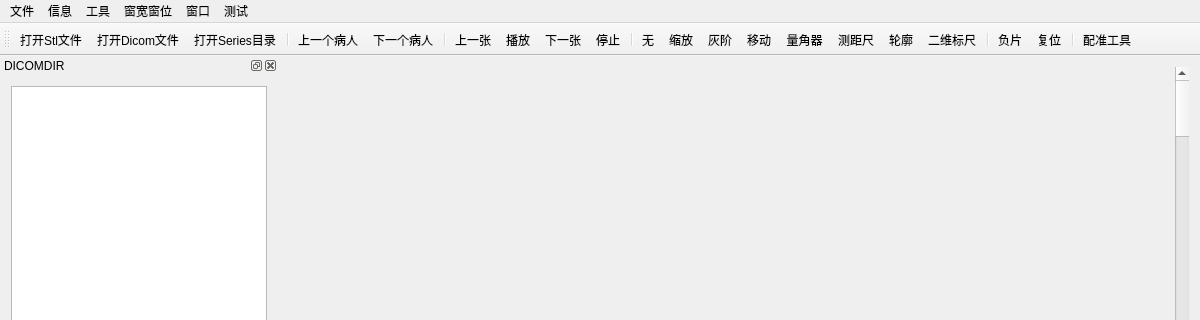
Above: QvtkDicomViewer/QvtkDicomViewer.ui from xinala1122/LiverAnaysis before the change; both pictures show x 0 to 1200 and y 0 to 320 of the 1200 by 738 pixel window. Below: the same form after it.
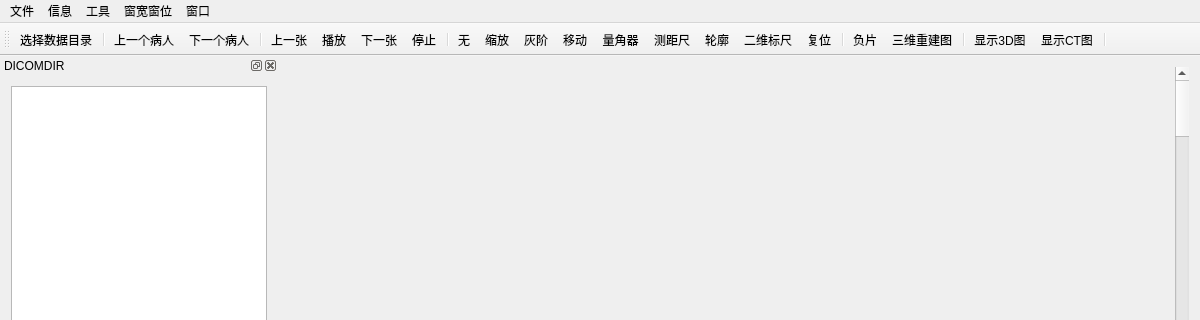
That is the form after the change. Icons and pictures are not drawn. Custom widgets are drawn as their Qt base class.

Commit message: 新增STL文件解析功能，解决渲染问题，增加3维重建功能。

```diff
--- a/QvtkDicomViewer/QvtkDicomViewer.ui
+++ b/QvtkDicomViewer/QvtkDicomViewer.ui
@@ -123,13 +123,6 @@
     </property>
     <addaction name="action_SwitchOfProperty"/>
    </widget>
-   <widget class="QMenu" name="menu_5">
-    <property name="title">
-     <string>测试</string>
-    </property>
-    <addaction name="action_TestEntrance_01"/>
-    <addaction name="action_TestEntrance_02"/>
-   </widget>
    <widget class="QMenu" name="menu_WindowSizeLevel">
     <property name="title">
      <string>窗宽窗位</string>
@@ -151,7 +144,6 @@
    <addaction name="menu_3"/>
    <addaction name="menu_WindowSizeLevel"/>
    <addaction name="menu_4"/>
-   <addaction name="menu_5"/>
   </widget>
   <widget class="QToolBar" name="mainToolBar">
    <attribute name="toolBarArea">
@@ -160,8 +152,6 @@
    <attribute name="toolBarBreak">
     <bool>false</bool>
    </attribute>
-   <addaction name="action_OpenDicomDirFile"/>
-   <addaction name="action_OpenDicomFile"/>
    <addaction name="action_OpenSeriesFolder"/>
    <addaction name="separator"/>
    <addaction name="action_PreviousPatient"/>
@@ -180,11 +170,14 @@
    <addaction name="action_Ruler"/>
    <addaction name="action_Contour"/>
    <addaction name="action_BiDimensional"/>
-   <addaction name="separator"/>
-   <addaction name="action_Negative"/>
    <addaction name="action_Reset"/>
    <addaction name="separator"/>
+   <addaction name="action_Negative"/>
    <addaction name="action_Registration"/>
+   <addaction name="separator"/>
+   <addaction name="action_OpenDicomDirFile"/>
+   <addaction name="action_OpenDicomFile"/>
+   <addaction name="separator"/>
   </widget>
   <widget class="QStatusBar" name="statusBar"/>
   <widget class="QDockWidget" name="dockWidget_Dir">
@@ -215,7 +208,7 @@
      <normaloff>:/QvtkDicomViewer/Resources/folder_128px_1207828_easyicon.net.ico</normaloff>:/QvtkDicomViewer/Resources/folder_128px_1207828_easyicon.net.ico</iconset>
    </property>
    <property name="text">
-    <string>打开Series目录</string>
+    <string>选择数据目录</string>
    </property>
   </action>
   <action name="action_back">
@@ -407,7 +400,7 @@
      <normaloff>:/QvtkDicomViewer/Resources/file_128px_1197084_easyicon.net.ico</normaloff>:/QvtkDicomViewer/Resources/file_128px_1197084_easyicon.net.ico</iconset>
    </property>
    <property name="text">
-    <string>打开Stl文件</string>
+    <string>显示3D图</string>
    </property>
   </action>
   <action name="action_OpenDicomFile">
@@ -416,7 +409,7 @@
      <normaloff>:/QvtkDicomViewer/Resources/X_Ray_Hand_128px_1124752_easyicon.net.ico</normaloff>:/QvtkDicomViewer/Resources/X_Ray_Hand_128px_1124752_easyicon.net.ico</iconset>
    </property>
    <property name="text">
-    <string>打开Dicom文件</string>
+    <string>显示CT图</string>
    </property>
   </action>
   <action name="action_PreviousPatient">
@@ -513,7 +506,7 @@
      <normaloff>:/QvtkDicomViewer/Resources/aim_128px_1207156_easyicon.net.ico</normaloff>:/QvtkDicomViewer/Resources/aim_128px_1207156_easyicon.net.ico</iconset>
    </property>
    <property name="text">
-    <string>配准工具</string>
+    <string>三维重建图</string>
    </property>
    <property name="visible">
     <bool>false</bool>
```
Left out of the diff: 2 changed lines with no effect on the pictures. The commit also changes 21 other files.
